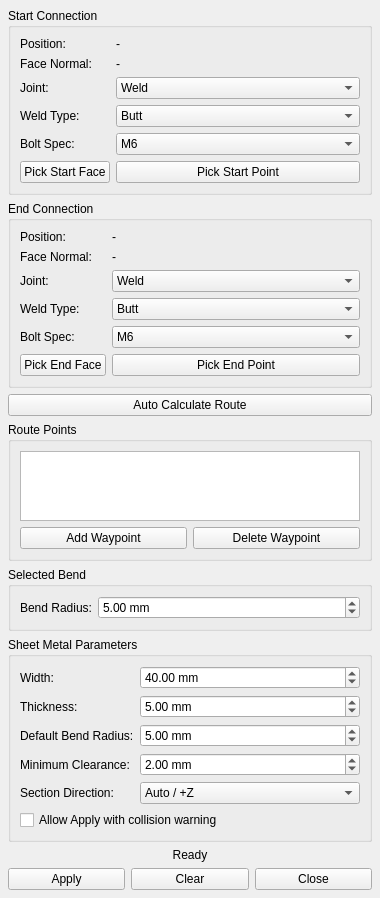
The window that src/ui/widget_sheet_metal_connector.ui (bezierC0/Qt_OCC) describes before a commit, drawn with Qt 5.
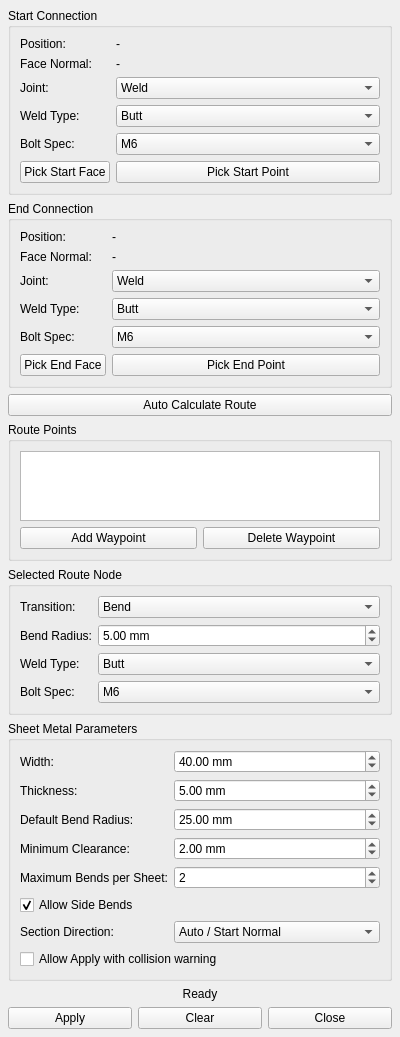
The same window after the commit.

Commit message: feat : sheet metal

```diff
--- a/src/ui/widget_sheet_metal_connector.ui
+++ b/src/ui/widget_sheet_metal_connector.ui
@@ -3,7 +3,7 @@
  <class>WidgetSheetMetalConnector</class>
  <widget class="QWidget" name="WidgetSheetMetalConnector">
   <property name="geometry">
-   <rect><x>0</x><y>0</y><width>380</width><height>820</height></rect>
+   <rect><x>0</x><y>0</y><width>400</width><height>600</height></rect>
   </property>
   <property name="windowTitle">
    <string>Sheet Metal Connector</string>
@@ -105,10 +105,18 @@
 
    <item>
     <widget class="QGroupBox" name="groupBoxNodeProp">
-     <property name="title"><string>Selected Bend</string></property>
+     <property name="title"><string>Selected Route Node</string></property>
      <layout class="QFormLayout" name="formLayoutNodeProp">
-      <item row="0" column="0"><widget class="QLabel" name="labelBendRadius"><property name="text"><string>Bend Radius:</string></property></widget></item>
+      <item row="0" column="0"><widget class="QLabel" name="labelNodeTransition"><property name="text"><string>Transition:</string></property></widget></item>
       <item row="0" column="1">
+       <widget class="QComboBox" name="comboBoxNodeTransition">
+        <item><property name="text"><string>Bend</string></property></item>
+        <item><property name="text"><string>Weld</string></property></item>
+        <item><property name="text"><string>Bolt / Nut</string></property></item>
+       </widget>
+      </item>
+      <item row="1" column="0"><widget class="QLabel" name="labelBendRadius"><property name="text"><string>Bend Radius:</string></property></widget></item>
+      <item row="1" column="1">
        <widget class="QDoubleSpinBox" name="spinBoxBendRadius">
         <property name="minimum"><double>0.1</double></property>
         <property name="maximum"><double>500.0</double></property>
@@ -116,6 +124,22 @@
         <property name="suffix"><string> mm</string></property>
        </widget>
       </item>
+      <item row="2" column="0"><widget class="QLabel" name="labelNodeWeldType"><property name="text"><string>Weld Type:</string></property></widget></item>
+      <item row="2" column="1">
+       <widget class="QComboBox" name="comboBoxNodeWeldType">
+        <item><property name="text"><string>Butt</string></property></item>
+        <item><property name="text"><string>Lap</string></property></item>
+       </widget>
+      </item>
+      <item row="3" column="0"><widget class="QLabel" name="labelNodeBoltSpec"><property name="text"><string>Bolt Spec:</string></property></widget></item>
+      <item row="3" column="1">
+       <widget class="QComboBox" name="comboBoxNodeBoltSpec">
+        <item><property name="text"><string>M6</string></property></item>
+        <item><property name="text"><string>M8</string></property></item>
+        <item><property name="text"><string>M10</string></property></item>
+        <item><property name="text"><string>M12</string></property></item>
+       </widget>
+      </item>
      </layout>
     </widget>
    </item>
@@ -142,7 +166,7 @@
       <item row="2" column="1">
        <widget class="QDoubleSpinBox" name="spinBoxDefaultBendRadius">
         <property name="minimum"><double>0.1</double></property><property name="maximum"><double>500.0</double></property>
-        <property name="value"><double>5.0</double></property><property name="suffix"><string> mm</string></property>
+        <property name="value"><double>25.0</double></property><property name="suffix"><string> mm</string></property>
        </widget>
       </item>
       <item row="3" column="0"><widget class="QLabel" name="labelClearance"><property name="text"><string>Minimum Clearance:</string></property></widget></item>
@@ -152,15 +176,23 @@
         <property name="value"><double>2.0</double></property><property name="suffix"><string> mm</string></property>
        </widget>
       </item>
-      <item row="4" column="0"><widget class="QLabel" name="labelSectionDir"><property name="text"><string>Section Direction:</string></property></widget></item>
+      <item row="4" column="0"><widget class="QLabel" name="labelMaximumBendCount"><property name="text"><string>Maximum Bends per Sheet:</string></property></widget></item>
       <item row="4" column="1">
+       <widget class="QSpinBox" name="spinBoxMaximumBendCount">
+        <property name="minimum"><number>0</number></property><property name="maximum"><number>10</number></property>
+        <property name="value"><number>2</number></property>
+       </widget>
+      </item>
+      <item row="5" column="0" colspan="2"><widget class="QCheckBox" name="checkBoxAllowSideBends"><property name="text"><string>Allow Side Bends</string></property><property name="checked"><bool>true</bool></property></widget></item>
+      <item row="6" column="0"><widget class="QLabel" name="labelSectionDir"><property name="text"><string>Section Direction:</string></property></widget></item>
+      <item row="6" column="1">
        <widget class="QComboBox" name="comboBoxSectionDir">
-        <item><property name="text"><string>Auto / +Z</string></property></item>
+        <item><property name="text"><string>Auto / Start Normal</string></property></item>
         <item><property name="text"><string>Fixed +X</string></property></item>
         <item><property name="text"><string>Fixed +Y</string></property></item>
        </widget>
       </item>
-      <item row="5" column="0" colspan="2"><widget class="QCheckBox" name="checkBoxAllowCollision"><property name="text"><string>Allow Apply with collision warning</string></property></widget></item>
+      <item row="7" column="0" colspan="2"><widget class="QCheckBox" name="checkBoxAllowCollision"><property name="text"><string>Allow Apply with collision warning</string></property></widget></item>
      </layout>
     </widget>
    </item>
```
The commit also changes 23 other files.
